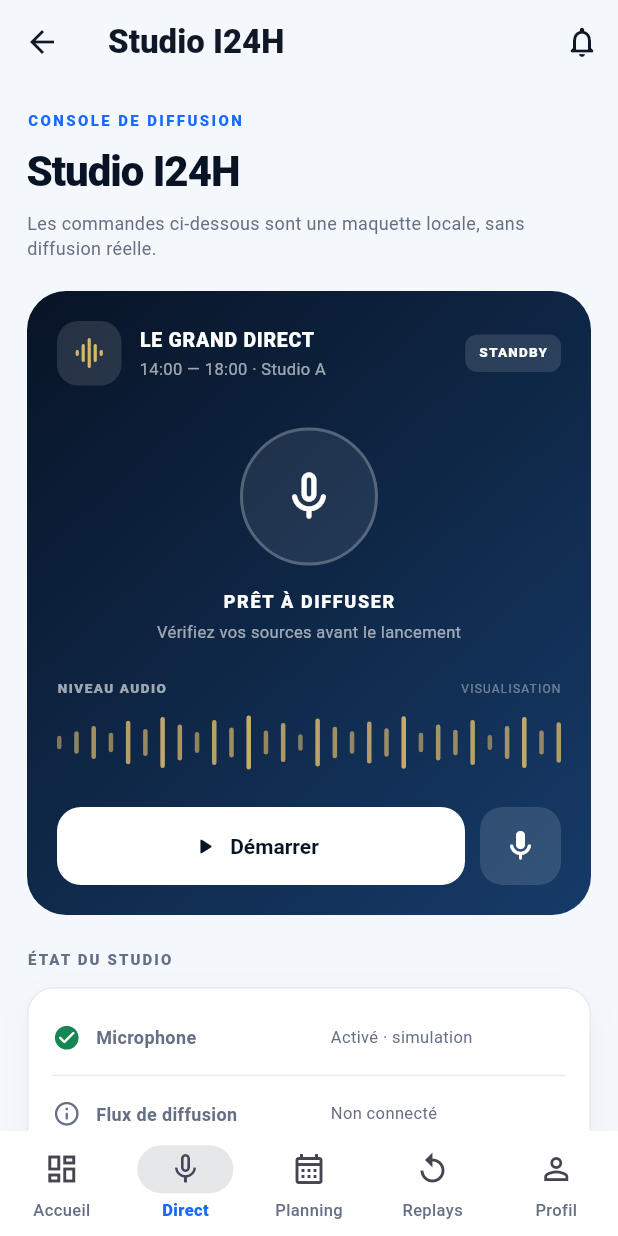
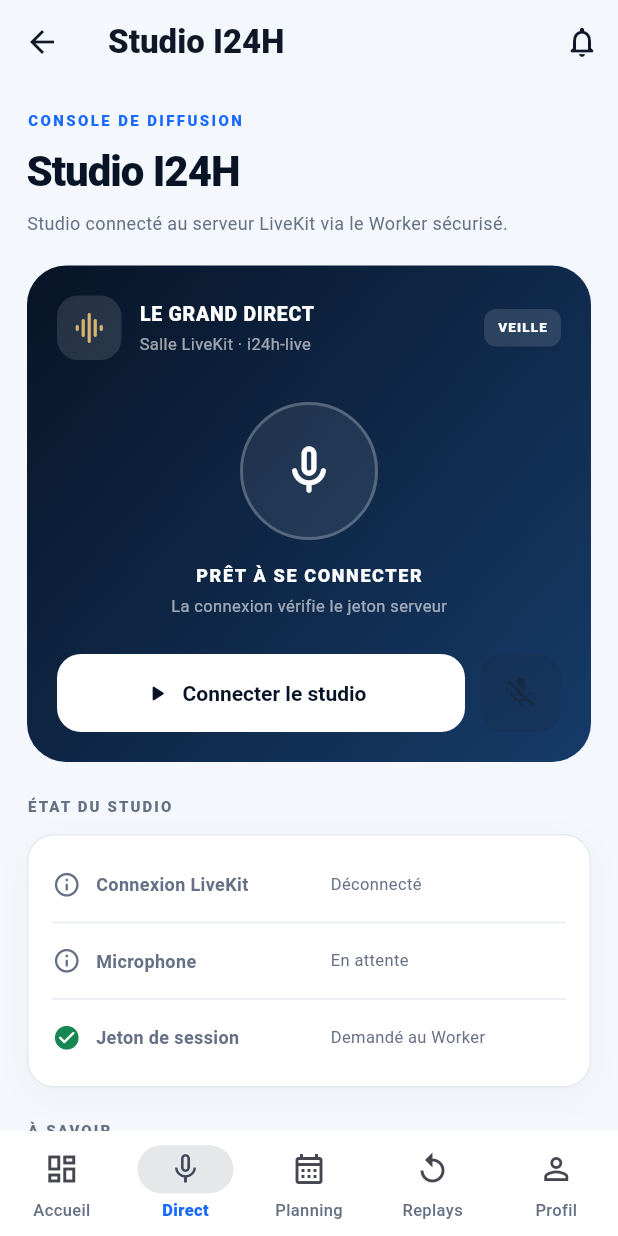
Before and after one commit to editadigoun-cmd/I24h, a Flutter app: the AnimateurShell screen opened directly, item 2 of the bottom bar chosen, on a phone screen of 412 x 824 dp. Run offline on Flutter 3.47's test engine with Material 3 defaults, Android fonts, the phone set to English and light mode, and no system bars; our stand-ins replace flutter_svg, supabase_flutter; missing offline and left inert: livekit_client; accounts and stored records are empty.

Commit message:
feat: connect animator studio to LiveKit

```diff
--- a/lib/screens/animateur/animateur_live_screen.dart
+++ b/lib/screens/animateur/animateur_live_screen.dart
@@ -1,4 +1,5 @@
 import 'package:flutter/material.dart';
+import '../../core/services/i24h_live_service.dart';
 import '../../core/theme/app_theme.dart';
 import '../../core/widgets/app_widgets.dart';
 
@@ -10,8 +11,51 @@
 }
 
 class _AnimateurLiveScreenState extends State<AnimateurLiveScreen> {
-  bool live = false;
-  bool mic = true;
+  final I24HLiveService _liveService = I24HLiveService();
+  bool _live = false;
+  bool _mic = false;
+  bool _busy = false;
+  String? _error;
+
+  Future<void> _toggleLive() async {
+    if (_busy) return;
+    setState(() { _busy = true; _error = null; });
+    try {
+      if (_live) {
+        await _liveService.disconnect();
+        if (mounted) setState(() { _live = false; _mic = false; });
+      } else {
+        await _liveService.connect(
+          participantName: 'Animateur I24H',
+          publishAudio: true,
+        );
+        if (mounted) setState(() { _live = true; _mic = true; });
+      }
+    } catch (error) {
+      if (mounted) setState(() => _error = error.toString().replaceFirst('Bad state: ', ''));
+    } finally {
+      if (mounted) setState(() => _busy = false);
+    }
+  }
+
+  Future<void> _toggleMic() async {
+    if (!_live || _busy) return;
+    setState(() { _busy = true; _error = null; });
+    try {
+      await _liveService.setMicrophoneEnabled(!_mic);
+      if (mounted) setState(() => _mic = !_mic);
+    } catch (error) {
+      if (mounted) setState(() => _error = error.toString().replaceFirst('Bad state: ', ''));
+    } finally {
+      if (mounted) setState(() => _busy = false);
+    }
+  }
+
+  @override
+  void dispose() {
+    _liveService.disconnect();
+    super.dispose();
+  }
 
   @override
   Widget build(BuildContext context) => ListView(
@@ -21,7 +65,7 @@
       const SizedBox(height: 7),
       const Text('Studio I24H', style: TextStyle(fontSize: 28, fontWeight: FontWeight.w900, color: AppColors.navy, letterSpacing: -.7)),
       const SizedBox(height: 6),
-      const Text('Les commandes ci-dessous sont une maquette locale, sans diffusion réelle.', style: TextStyle(color: AppColors.muted, fontSize: 12, height: 1.4)),
+      const Text('Studio connecté au serveur LiveKit via le Worker sécurisé.', style: TextStyle(color: AppColors.muted, fontSize: 12, height: 1.4)),
       const SizedBox(height: 20),
       Container(
         padding: const EdgeInsets.all(20),
@@ -36,67 +80,62 @@
             const Expanded(child: Column(crossAxisAlignment: CrossAxisAlignment.start, children: [
               Text('LE GRAND DIRECT', style: TextStyle(color: Colors.white, fontWeight: FontWeight.w900, letterSpacing: .5, fontSize: 13)),
               SizedBox(height: 4),
-              Text('14:00 — 18:00 · Studio A', style: TextStyle(color: Colors.white60, fontSize: 11)),
+              Text('Salle LiveKit · i24h-live', style: TextStyle(color: Colors.white60, fontSize: 11)),
             ])),
-            Container(padding: const EdgeInsets.symmetric(horizontal: 9, vertical: 6), decoration: BoxDecoration(color: live ? AppColors.live : Colors.white.withOpacity(.12), borderRadius: BorderRadius.circular(8)), child: Text(live ? 'LIVE' : 'STANDBY', style: const TextStyle(color: Colors.white, fontWeight: FontWeight.w900, fontSize: 9, letterSpacing: .8))),
+            Container(padding: const EdgeInsets.symmetric(horizontal: 9, vertical: 6), decoration: BoxDecoration(color: _live ? AppColors.live : Colors.white.withOpacity(.12), borderRadius: BorderRadius.circular(8)), child: Text(_live ? 'CONNECTÉ' : 'VEILLE', style: const TextStyle(color: Colors.white, fontWeight: FontWeight.w900, fontSize: 9, letterSpacing: .8))),
           ]),
           const SizedBox(height: 28),
           Center(child: Container(
             width: 92, height: 92,
-            decoration: BoxDecoration(shape: BoxShape.circle, color: Colors.white.withOpacity(.08), border: Border.all(color: live ? AppColors.live : Colors.white24, width: 2)),
-            child: Icon(live ? Icons.graphic_eq_rounded : Icons.mic_none_rounded, color: Colors.white, size: 39),
+            decoration: BoxDecoration(shape: BoxShape.circle, color: Colors.white.withOpacity(.08), border: Border.all(color: _live ? AppColors.live : Colors.white24, width: 2)),
+            child: Icon(_live ? Icons.graphic_eq_rounded : Icons.mic_none_rounded, color: Colors.white, size: 39),
           )),
           const SizedBox(height: 15),
-          Center(child: Text(live ? 'MODE DIRECT ACTIVÉ' : 'PRÊT À DIFFUSER', style: const TextStyle(color: Colors.white, fontWeight: FontWeight.w900, letterSpacing: 1.1, fontSize: 12))),
+          Center(child: Text(_live ? 'STUDIO CONNECTÉ' : 'PRÊT À SE CONNECTER', style: const TextStyle(color: Colors.white, fontWeight: FontWeight.w900, letterSpacing: 1.1, fontSize: 12))),
           const SizedBox(height: 5),
-          Center(child: Text(live ? 'État local de démonstration' : 'Vérifiez vos sources avant le lancement', style: const TextStyle(color: Colors.white60, fontSize: 11))),
-          const SizedBox(height: 24),
-          _meters(),
+          Center(child: Text(_live ? 'Le studio a rejoint la salle LiveKit' : 'La connexion vérifie le jeton serveur', style: const TextStyle(color: Colors.white60, fontSize: 11))),
           const SizedBox(height: 24),
           Row(children: [
             Expanded(child: FilledButton.icon(
-              onPressed: () => _confirmLive(),
-              icon: Icon(live ? Icons.stop_rounded : Icons.play_arrow_rounded),
-              label: Text(live ? 'Arrêter' : 'Démarrer'),
-              style: FilledButton.styleFrom(backgroundColor: live ? AppColors.live : Colors.white, foregroundColor: live ? Colors.white : AppColors.navy),
+              onPressed: _busy ? null : _toggleLive,
+              icon: _busy ? const SizedBox(width: 18, height: 18, child: CircularProgressIndicator(strokeWidth: 2)) : Icon(_live ? Icons.stop_rounded : Icons.play_arrow_rounded),
+              label: Text(_busy ? 'Connexion…' : _live ? 'Quitter le studio' : 'Connecter le studio'),
+              style: FilledButton.styleFrom(backgroundColor: _live ? AppColors.live : Colors.white, foregroundColor: _live ? Colors.white : AppColors.navy),
             )),
             const SizedBox(width: 10),
             SizedBox(height: 52, width: 54, child: IconButton.filledTonal(
-              onPressed: () => setState(() => mic = !mic),
+              onPressed: _live && !_busy ? _toggleMic : null,
               style: IconButton.styleFrom(backgroundColor: Colors.white.withOpacity(.13), foregroundColor: Colors.white, shape: RoundedRectangleBorder(borderRadius: BorderRadius.circular(15))),
-              icon: Icon(mic ? Icons.mic_rounded : Icons.mic_off_rounded),
-              tooltip: mic ? 'Couper le micro (maquette)' : 'Activer le micro (maquette)',
+              icon: Icon(_mic ? Icons.mic_rounded : Icons.mic_off_rounded),
+              tooltip: _mic ? 'Couper le micro' : 'Activer le micro',
             )),
           ]),
         ]),
       ),
+      if (_error != null) ...[
+        const SizedBox(height: 14),
+        I24HCard(child: Row(crossAxisAlignment: CrossAxisAlignment.start, children: [
+          const Icon(Icons.error_outline_rounded, color: AppColors.live),
+          const SizedBox(width: 10),
+          Expanded(child: Text(_error!, style: const TextStyle(color: AppColors.live, fontSize: 12))),
+        ])),
+      ],
       const SizedBox(height: 23),
       const Text('ÉTAT DU STUDIO', style: TextStyle(color: AppColors.muted, fontSize: 10, letterSpacing: 1.4, fontWeight: FontWeight.w900)),
       const SizedBox(height: 11),
       I24HCard(child: Column(children: [
-        _statusRow('Microphone', mic ? 'Activé · simulation' : 'Muet · simulation', mic),
+        _statusRow('Connexion LiveKit', _live ? 'Connecté' : 'Déconnecté', _live),
         const Divider(height: 18, color: AppColors.line),
-        _statusRow('Flux de diffusion', 'Non connecté', false),
+        _statusRow('Microphone', _live ? (_mic ? 'Activé' : 'Muet') : 'En attente', _live && _mic),
         const Divider(height: 18, color: AppColors.line),
-        _statusRow('Connexion serveur', 'À configurer', false),
+        _statusRow('Jeton de session', _error == null ? 'Demandé au Worker' : 'Erreur', _error == null),
       ])),
       const SizedBox(height: 22),
-      const Text('AVANT LE DIRECT', style: TextStyle(color: AppColors.muted, fontSize: 10, letterSpacing: 1.4, fontWeight: FontWeight.w900)),
+      const Text('À SAVOIR', style: TextStyle(color: AppColors.muted, fontSize: 10, letterSpacing: 1.4, fontWeight: FontWeight.w900)),
       const SizedBox(height: 10),
-      const _ChecklistTile(title: 'Vérifier le conducteur de l’émission', icon: Icons.checklist_rounded),
-      const _ChecklistTile(title: 'Tester la source audio et le micro', icon: Icons.mic_none_rounded),
-      const _ChecklistTile(title: 'Confirmer l’heure de diffusion', icon: Icons.schedule_rounded),
+      const I24HCard(child: Text('Le compte animateur doit disposer d’un créneau publié et actif dans Supabase. Si le Worker ou les secrets LiveKit ne sont pas configurés, le message d’erreur apparaîtra ici.', style: TextStyle(fontSize: 12, height: 1.5, color: AppColors.muted))),
     ],
   );
-
-  Widget _meters() {
-    const levels = [9.0, 15.0, 22.0, 13.0, 29.0, 18.0, 34.0, 24.0, 14.0, 30.0, 20.0, 36.0, 16.0, 26.0, 11.0, 32.0, 21.0, 15.0, 28.0, 19.0, 35.0, 13.0, 24.0, 17.0, 30.0, 10.0, 22.0, 34.0, 16.0, 27.0];
-    return Column(crossAxisAlignment: CrossAxisAlignment.start, children: [
-      const Row(children: [Text('NIVEAU AUDIO', style: TextStyle(color: Colors.white60, fontSize: 9, fontWeight: FontWeight.w900, letterSpacing: 1)), Spacer(), Text('VISUALISATION', style: TextStyle(color: Colors.white38, fontSize: 8, letterSpacing: .8))]),
-      const SizedBox(height: 10),
-      SizedBox(height: 38, child: Row(mainAxisAlignment: MainAxisAlignment.spaceBetween, crossAxisAlignment: CrossAxisAlignment.center, children: levels.map((h) => Container(width: 3, height: h, decoration: BoxDecoration(color: mic ? AppColors.gold.withOpacity(.45 + h / 75) : Colors.white24, borderRadius: BorderRadius.circular(4)))).toList())),
-    ]);
-  }
 
   Widget _statusRow(String title, String value, bool ok) => Padding(
     padding: const EdgeInsets.symmetric(vertical: 7),
@@ -107,41 +146,4 @@
       Flexible(child: Text(value, textAlign: TextAlign.end, style: const TextStyle(color: AppColors.muted, fontSize: 11))),
     ]),
   );
-
-  void _confirmLive() {
-    showDialog<void>(
-      context: context,
-      builder: (dialogContext) => AlertDialog(
-        title: Text(live ? 'Arrêter la démonstration ?' : 'Activer le mode démonstration ?'),
-        content: Text(live
-          ? 'Le statut local va repasser en veille. Cela ne coupe aucun flux réel.'
-          : 'Cette action change uniquement l’interface. La diffusion réelle n’est pas encore connectée.'),
-        actions: [
-          TextButton(onPressed: () => Navigator.pop(dialogContext), child: const Text('Annuler')),
-          FilledButton(onPressed: () { setState(() => live = !live); Navigator.pop(dialogContext); }, child: const Text('Confirmer')),
-        ],
-      ),
-    );
-  }
 }
-
-class _ChecklistTile extends StatelessWidget {
-  const _ChecklistTile({required this.title, required this.icon});
-  final String title;
-  final IconData icon;
-
-  @override
-  Widget build(BuildContext context) => Padding(
-    padding: const EdgeInsets.only(bottom: 9),
-    child: Container(
-      padding: const EdgeInsets.all(13),
-      decoration: BoxDecoration(color: Colors.white, borderRadius: BorderRadius.circular(16), border: Border.all(color: AppColors.line)),
-      child: Row(children: [
-        Container(width: 37, height: 37, decoration: BoxDecoration(color: AppColors.sky, borderRadius: BorderRadius.circular(12)), child: Icon(icon, color: AppColors.blue, size: 20)),
-        const SizedBox(width: 11),
-        Expanded(child: Text(title, style: const TextStyle(fontWeight: FontWeight.w700, fontSize: 12))),
-        const Icon(Icons.circle_outlined, color: AppColors.muted, size: 19),
-      ]),
-    ),
-  );
-}
```
